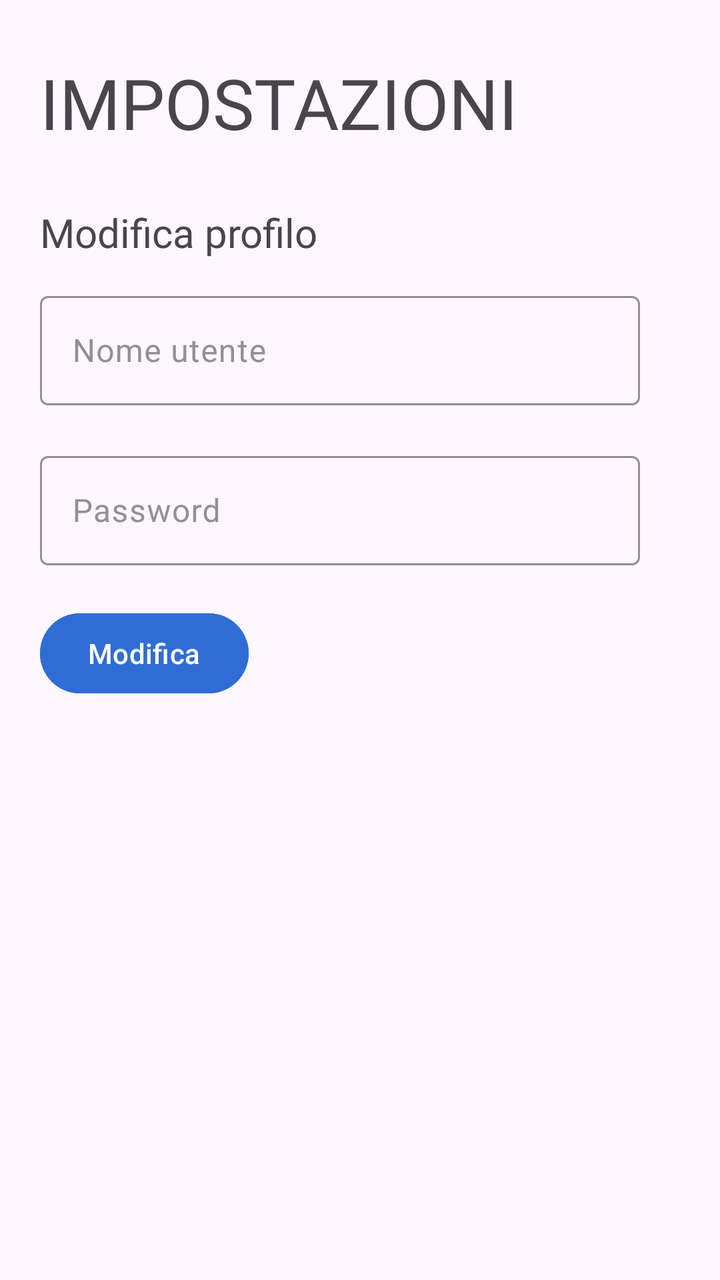
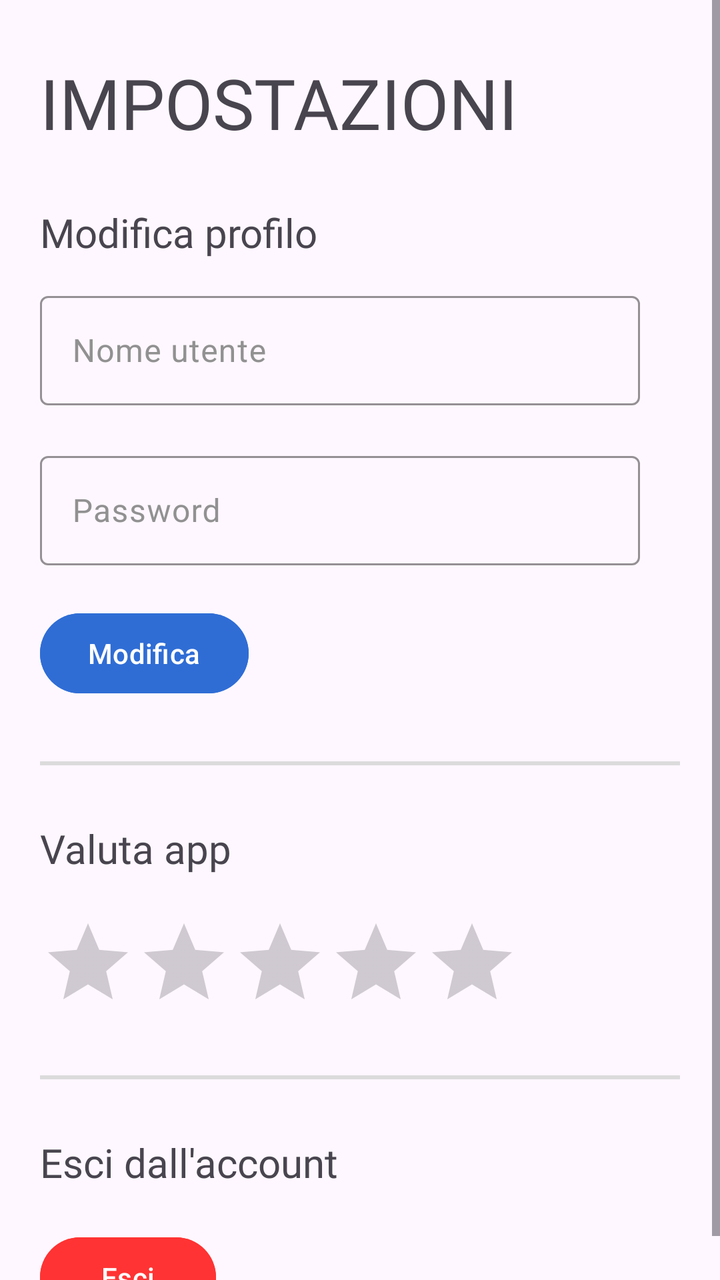

Two renders of the same Android screen: before a commit and after it. Below are the layout's source before the change and the commit's diff.
<!-- AndroidManifest.xml: application theme Theme.AsilApp -->
<!-- res/layout/fragment_settings.xml -->
<?xml version="1.0" encoding="utf-8"?>
<androidx.constraintlayout.widget.ConstraintLayout xmlns:android="http://schemas.android.com/apk/res/android"
    xmlns:tools="http://schemas.android.com/tools"
    android:layout_width="match_parent"
    android:layout_height="match_parent"
    xmlns:app="http://schemas.android.com/apk/res-auto"
    tools:context=".view.home.SettingsFragment">



    <TextView
        android:id="@+id/settingsTitle"
        android:layout_width="wrap_content"
        android:fadeScrollbars="false"
        android:layout_height="wrap_content"
        android:layout_marginLeft="@dimen/marginLeftSettings"
        android:layout_marginTop="28dp"
        android:fontFamily="@font/titillium_web_bold"
        android:text="@string/settingsUpperCase"
        android:textSize="@dimen/textSettingsTitle"
        app:layout_constraintHorizontal_bias="0.0"
        app:layout_constraintLeft_toLeftOf="parent"
        app:layout_constraintTop_toTopOf="parent" />


    <TextView
        android:id="@+id/editProfile"
        android:layout_width="270dp"
        android:fadeScrollbars="false"
        android:layout_height="wrap_content"
        android:layout_marginLeft="@dimen/marginLeftSettings"
        android:layout_marginTop="28dp"
        android:fontFamily="@font/titillium_web_bold"
        android:text="@string/editProfileTitle"
        android:textSize="@dimen/textSettingsOption"
        app:layout_constraintHorizontal_bias="0.0"
        app:layout_constraintLeft_toLeftOf="parent"
        app:layout_constraintTop_toBottomOf="@+id/settingsTitle" />


    <com.google.android.material.textfield.TextInputLayout
        android:id="@+id/changeUsernameLayout"
        android:layout_width="@dimen/inputTextWidth"
        android:layout_height="@dimen/inpuTextHeight"
        android:layout_gravity="center"
        android:hint="@string/usernamePlaceholder"
        android:textColorHint="@color/textPlaceholderColor"
        android:layout_marginLeft="@dimen/marginLeftSettings"
        android:layout_marginTop="40dp"
        app:boxStrokeColor="@color/appMainColor"
        app:counterTextColor="@color/appMainColor"
        app:helperTextTextColor="@color/appMainColor"
        app:hintTextColor="@color/appMainColor"
        app:layout_constraintLeft_toLeftOf="parent"
        app:layout_constraintTop_toTopOf="@+id/editProfile"
        app:placeholderTextColor="@color/appMainColor"
        app:prefixTextColor="@color/appMainColor"
        app:suffixTextColor="@color/appMainColor">

        <com.google.android.material.textfield.TextInputEditText
            android:id="@+id/changeUsernameInput"
            android:layout_width="match_parent"
            android:layout_height="match_parent"
            android:inputType="text"
            android:textColor="@color/textColor"
            android:textColorHighlight="@color/appMainColor"
            android:textColorLink="@color/appMainColor" />
    </com.google.android.material.textfield.TextInputLayout>


    <com.google.android.material.textfield.TextInputLayout
        android:id="@+id/changePasswordLayout"
        android:layout_width="@dimen/inputTextWidth"
        android:layout_height="@dimen/inpuTextHeight"
        android:layout_gravity="center"
        android:hint="@string/passwordPlaceholder"
        android:textColorHint="@color/textPlaceholderColor"
        android:layout_marginLeft="@dimen/marginLeftSettings"
        android:layout_marginTop="@dimen/marginBetweenInputs"
        app:boxStrokeColor="@color/appMainColor"
        app:counterTextColor="@color/appMainColor"
        app:helperTextTextColor="@color/appMainColor"
        app:hintTextColor="@color/appMainColor"
        app:layout_constraintLeft_toLeftOf="parent"
        app:layout_constraintTop_toBottomOf="@+id/changeUsernameLayout"
        app:placeholderTextColor="@color/appMainColor"
        app:prefixTextColor="@color/appMainColor"
        app:suffixTextColor="@color/appMainColor">

        <com.google.android.material.textfield.TextInputEditText
            android:id="@+id/changePasswordInput"
            android:layout_width="match_parent"
            android:layout_height="match_parent"
            android:inputType="textPassword"
            android:textColor="@color/textColor"
            android:textColorHighlight="@color/appMainColor"
            android:textColorLink="@color/appMainColor" />
    </com.google.android.material.textfield.TextInputLayout>



    <Button
        android:layout_width="wrap_content"
        android:layout_height="wrap_content"
        android:layout_marginTop="@dimen/marginBetweenInputs"
        android:backgroundTint="@color/appMainColor"
        android:text="@string/edit"
        android:layout_marginLeft="@dimen/marginLeftSettings"
        app:layout_constraintLeft_toLeftOf="parent"
        app:layout_constraintTop_toBottomOf="@+id/changePasswordLayout"></Button>

</androidx.constraintlayout.widget.ConstraintLayout>
<!-- resources referenced by this layout -->
<resources>
  <color name="appMainColor">#2f6dd5</color>
  <color name="textColor">#1B1B1B</color>
  <color name="textPlaceholderColor">#919191</color>
  <dimen name="inpuTextHeight">60dp</dimen>
  <dimen name="inputTextWidth">300dp</dimen>
  <dimen name="marginBetweenInputs">20dp</dimen>
  <dimen name="marginLeftSettings">20dp</dimen>
  <dimen name="textSettingsOption">20dp</dimen>
  <dimen name="textSettingsTitle">35dp</dimen>
  <string name="edit">Modifica</string>
  <string name="editProfileTitle">Modifica profilo</string>
  <string name="passwordPlaceholder">Password</string>
  <string name="settingsUpperCase">IMPOSTAZIONI</string>
  <string name="usernamePlaceholder">Nome utente</string>
  <style name="Theme.AsilApp" parent="Base.Theme.AsilApp" />
  <style name="Base.Theme.AsilApp" parent="Theme.Material3.DayNight.NoActionBar">
          
          
      </style>
</resources>

<!-- the commit's change to res/layout/fragment_settings.xml (unified diff, before → after) -->
@@ -1,4 +1,8 @@
 <?xml version="1.0" encoding="utf-8"?>
+<ScrollView android:layout_width="match_parent"
+    android:layout_height="match_parent"
+    xmlns:android="http://schemas.android.com/apk/res/android">
+
 <androidx.constraintlayout.widget.ConstraintLayout xmlns:android="http://schemas.android.com/apk/res/android"
     xmlns:tools="http://schemas.android.com/tools"
     android:layout_width="match_parent"
@@ -100,6 +104,7 @@
 
 
     <Button
+        android:id="@+id/editProfileButton"
         android:layout_width="wrap_content"
         android:layout_height="wrap_content"
         android:layout_marginTop="@dimen/marginBetweenInputs"
@@ -109,4 +114,86 @@
         app:layout_constraintLeft_toLeftOf="parent"
         app:layout_constraintTop_toBottomOf="@+id/changePasswordLayout"></Button>
 
+    <View
+        android:id="@+id/greyLine"
+        android:layout_width="match_parent"
+        android:layout_marginTop="30dp"
+        app:layout_constraintLeft_toLeftOf="parent"
+        app:layout_constraintRight_toRightOf="parent"
+        android:backgroundTint="#dbdbdb"
+        android:background="@color/greyLine"
+        android:layout_marginLeft="@dimen/marginLeftSettings"
+        android:layout_marginRight="@dimen/marginRightSettings"
+        app:layout_constraintTop_toBottomOf="@+id/editProfileButton"
+        android:layout_height="2dp">
+    </View>
+
+
+    <TextView
+        android:id="@+id/evalutationAppTitle"
+        android:layout_width="270dp"
+        android:fadeScrollbars="false"
+        android:layout_height="wrap_content"
+        android:layout_marginLeft="@dimen/marginLeftSettings"
+        android:layout_marginTop="28dp"
+        android:fontFamily="@font/titillium_web_bold"
+        android:text="@string/evalutationAppTitle"
+        android:textSize="@dimen/textSettingsOption"
+        app:layout_constraintHorizontal_bias="0.0"
+        app:layout_constraintLeft_toLeftOf="parent"
+        app:layout_constraintTop_toBottomOf="@+id/greyLine" />
+
+    <RatingBar
+        android:id="@+id/ratingApp"
+        android:layout_width="wrap_content"
+        android:layout_height="50dp"
+        android:layout_marginTop="20dp"
+        android:numStars="5"
+        app:layout_constraintLeft_toLeftOf="parent"
+        android:layout_marginLeft="@dimen/marginLeftSettings"
+        app:layout_constraintTop_toBottomOf="@+id/evalutationAppTitle"/>
+
+
+    <View
+        android:id="@+id/greyLine2"
+        android:layout_width="match_parent"
+        android:layout_marginTop="30dp"
+        app:layout_constraintLeft_toLeftOf="parent"
+        app:layout_constraintRight_toRightOf="parent"
+        android:backgroundTint="#dbdbdb"
+        android:background="@color/greyLine"
+        android:layout_marginLeft="@dimen/marginLeftSettings"
+        android:layout_marginRight="@dimen/marginRightSettings"
+        app:layout_constraintTop_toBottomOf="@+id/ratingApp"
+        android:layout_height="2dp">
+    </View>
+
+    <TextView
+        android:id="@+id/exitAccountTitle"
+        android:layout_width="270dp"
+        android:fadeScrollbars="false"
+        android:layout_height="wrap_content"
+        android:layout_marginLeft="@dimen/marginLeftSettings"
+        android:layout_marginTop="28dp"
+        android:fontFamily="@font/titillium_web_bold"
+        android:text="@string/exitAccountTitle"
+        android:textSize="@dimen/textSettingsOption"
+        app:layout_constraintHorizontal_bias="0.0"
+        app:layout_constraintLeft_toLeftOf="parent"
+        app:layout_constraintTop_toBottomOf="@+id/greyLine2" />
+
+    <Button
+        android:id="@+id/exitAccountButton"
+        android:layout_width="wrap_content"
+        android:layout_height="wrap_content"
+        android:layout_marginTop="@dimen/marginBetweenInputs"
+        android:backgroundTint="@color/textAlertColor"
+        android:text="@string/exit"
+        android:layout_marginLeft="@dimen/marginLeftSettings"
+        app:layout_constraintLeft_toLeftOf="parent"
+        app:layout_constraintTop_toBottomOf="@+id/exitAccountTitle"></Button>
+
+
+
 </androidx.constraintlayout.widget.ConstraintLayout>
+</ScrollView>
<!-- resource entries referenced after the edit -->
@@ -1,16 +1,22 @@
 <!-- resources referenced by this layout -->
 <resources>
   <color name="appMainColor">#2f6dd5</color>
+  <color name="greyLine">#dbdbdb</color>
+  <color name="textAlertColor">#ff3333</color>
   <color name="textColor">#1B1B1B</color>
   <color name="textPlaceholderColor">#919191</color>
   <dimen name="inpuTextHeight">60dp</dimen>
   <dimen name="inputTextWidth">300dp</dimen>
   <dimen name="marginBetweenInputs">20dp</dimen>
   <dimen name="marginLeftSettings">20dp</dimen>
+  <dimen name="marginRightSettings">20dp</dimen>
   <dimen name="textSettingsOption">20dp</dimen>
   <dimen name="textSettingsTitle">35dp</dimen>
   <string name="edit">Modifica</string>
   <string name="editProfileTitle">Modifica profilo</string>
+  <string name="evalutationAppTitle">Valuta app</string>
+  <string name="exit">Esci</string>
+  <string name="exitAccountTitle">Esci dall\'account</string>
   <string name="passwordPlaceholder">Password</string>
   <string name="settingsUpperCase">IMPOSTAZIONI</string>
   <string name="usernamePlaceholder">Nome utente</string>
